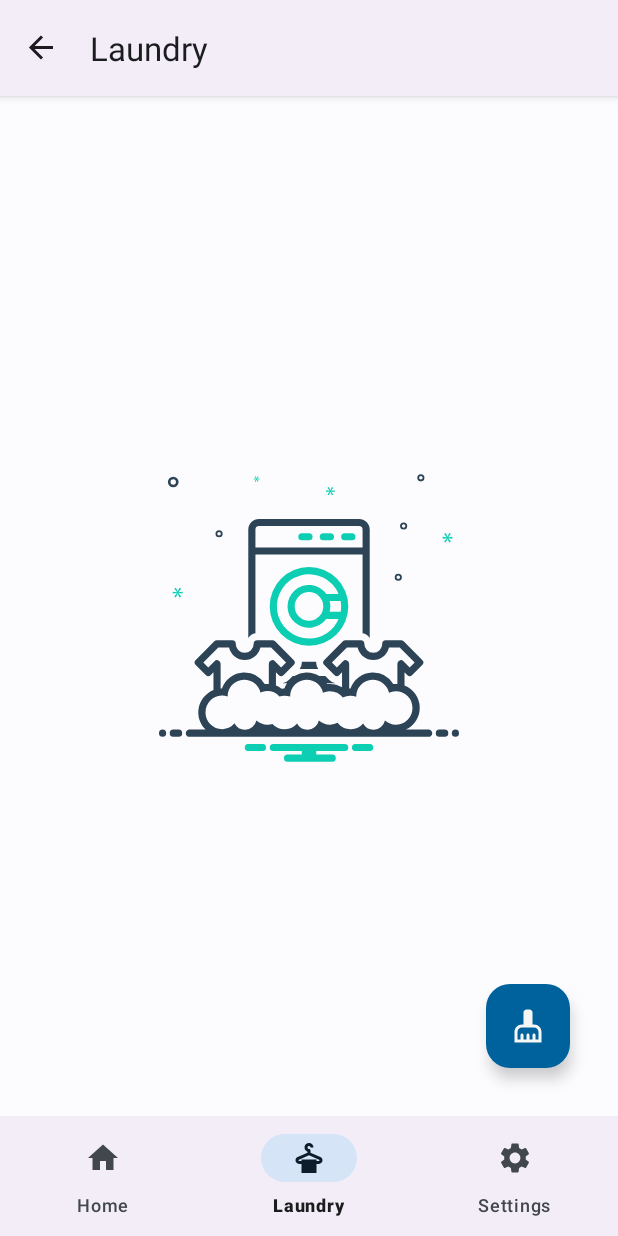
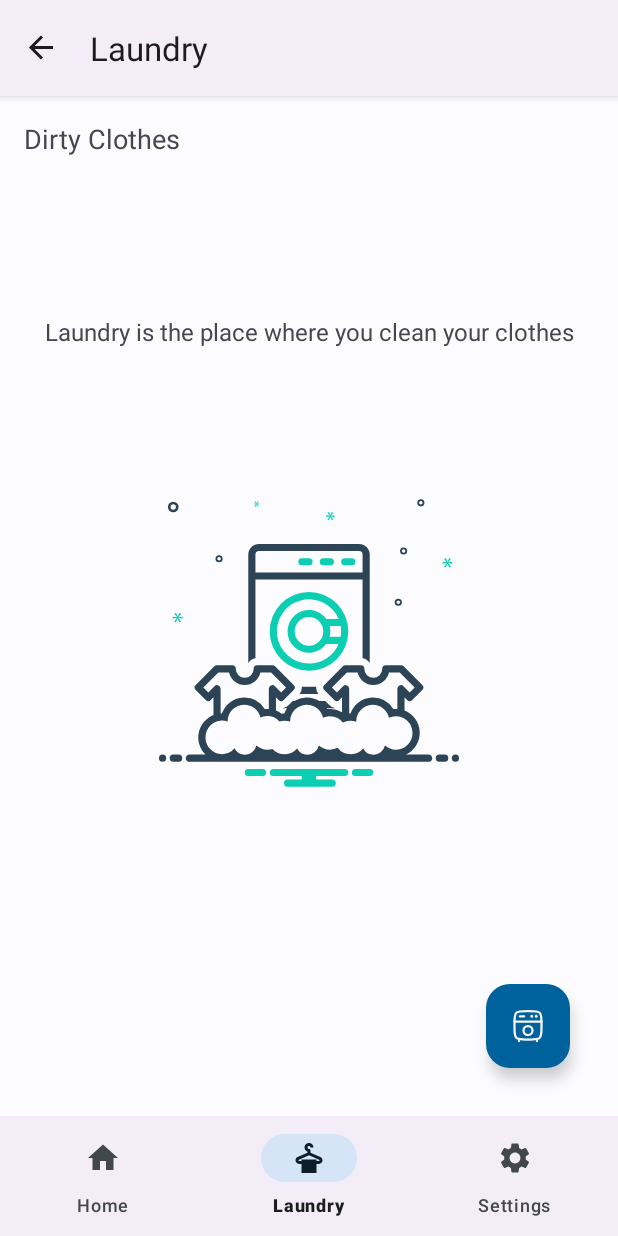
Before and after one commit to ahmednasserzaza/StyleStorm, an Android app: the LaundryFragment screen opened through its navigation route, on a phone screen of 412 x 824 dp. Run offline under Robolectric (Android 15) with nearby library versions, the phone set to English and light mode, and no system bars; our stand-ins replace navigation-ui; pictures from the network do not load.

Commit message:
update some text description

```diff
--- a/app/src/main/java/com/fighter/stylestorm/ui/laundry/LaundryFragment.kt
+++ b/app/src/main/java/com/fighter/stylestorm/ui/laundry/LaundryFragment.kt
@@ -40,6 +40,8 @@ class LaundryFragment : BaseFragment<FragmentLaundryBinding>() {
             placeholderWashing.visibility = View.GONE
             textWashing.visibility = View.GONE
             fabCleanItems.visibility = View.GONE
+            textLaundryDescription.visibility = View.GONE
+            textDirtyClothes.visibility = View.GONE
         }
 
     }
@@ -52,6 +54,8 @@ class LaundryFragment : BaseFragment<FragmentLaundryBinding>() {
             fabCleanItems.visibility = View.GONE
             textAllCleaned.visibility = View.GONE
             imageAllCleaned.visibility = View.GONE
+            textLaundryDescription.visibility = View.GONE
+            textDirtyClothes.visibility = View.GONE
         }
 
     }
--- a/app/src/main/java/com/fighter/stylestorm/ui/settings/SettingsFragment.kt
+++ b/app/src/main/java/com/fighter/stylestorm/ui/settings/SettingsFragment.kt
@@ -46,6 +46,7 @@ class SettingsFragment : BaseFragment<FragmentSettingsBinding>() {
                 AppCompatDelegate.MODE_NIGHT_NO
             }
             AppCompatDelegate.setDefaultNightMode(newTheme)
+            dataManager.setTheme(newTheme)
         }
     }
 
--- /dev/null
+++ b/app/src/main/res/drawable/ic_machiene.xml
@@ -0,0 +1,46 @@
+<vector xmlns:android="http://schemas.android.com/apk/res/android"
+    android:width="24dp"
+    android:height="24dp"
+    android:viewportWidth="24"
+    android:viewportHeight="24">
+  <path
+      android:pathData="M6,22V21"
+      android:strokeWidth="1.5"
+      android:fillColor="#00000000"
+      android:strokeColor="#1C274C"
+      android:strokeLineCap="round"/>
+  <path
+      android:pathData="M18,22V21"
+      android:strokeWidth="1.5"
+      android:fillColor="#00000000"
+      android:strokeColor="#1C274C"
+      android:strokeLineCap="round"/>
+  <path
+      android:pathData="M3,10C3,6.229 3,4.343 4.172,3.172C5.343,2 7.229,2 11,2H13C16.771,2 18.657,2 19.828,3.172C21,4.343 21,6.229 21,10V13C21,16.771 21,18.657 19.828,19.828C18.657,21 16.771,21 13,21H11C7.229,21 5.343,21 4.172,19.828C3,18.657 3,16.771 3,13V10Z"
+      android:strokeWidth="1.5"
+      android:fillColor="#00000000"
+      android:strokeColor="#1C274C"/>
+  <path
+      android:pathData="M3,9H21"
+      android:strokeWidth="1.5"
+      android:fillColor="#00000000"
+      android:strokeColor="#1C274C"
+      android:strokeLineCap="round"/>
+  <path
+      android:pathData="M15,15C15,16.657 13.657,18 12,18C10.343,18 9,16.657 9,15C9,13.343 10.343,12 12,12C13.657,12 15,13.343 15,15Z"
+      android:strokeWidth="1.5"
+      android:fillColor="#00000000"
+      android:strokeColor="#1C274C"/>
+  <path
+      android:pathData="M6.5,5.5H9.5"
+      android:strokeWidth="1.5"
+      android:fillColor="#00000000"
+      android:strokeColor="#1C274C"
+      android:strokeLineCap="round"/>
+  <path
+      android:pathData="M15.5,5.5C15.5,6.052 15.052,6.5 14.5,6.5C13.948,6.5 13.5,6.052 13.5,5.5C13.5,4.948 13.948,4.5 14.5,4.5C15.052,4.5 15.5,4.948 15.5,5.5Z"
+      android:fillColor="#1C274C"/>
+  <path
+      android:pathData="M18.5,5.5C18.5,6.052 18.052,6.5 17.5,6.5C16.948,6.5 16.5,6.052 16.5,5.5C16.5,4.948 16.948,4.5 17.5,4.5C18.052,4.5 18.5,4.948 18.5,5.5Z"
+      android:fillColor="#1C274C"/>
+</vector>
--- a/app/src/main/res/layout/fragment_home.xml
+++ b/app/src/main/res/layout/fragment_home.xml
@@ -69,7 +69,9 @@
         android:id="@+id/weather_container"
         android:layout_width="0dp"
         android:layout_height="120dp"
-        android:layout_margin="@dimen/margin_medium"
+        android:layout_marginVertical="@dimen/margin_medium"
+        android:layout_marginStart="@dimen/margin_medium"
+        android:layout_marginEnd="@dimen/margin_tiny"
         app:cardElevation="@dimen/elevation_small"
         app:layout_constraintEnd_toStartOf="@+id/guideline"
         app:layout_constraintStart_toStartOf="parent"
@@ -134,7 +136,9 @@
         android:id="@+id/status_container"
         android:layout_width="0dp"
         android:layout_height="120dp"
-        android:layout_margin="@dimen/margin_medium"
+        android:layout_marginVertical="@dimen/margin_medium"
+        android:layout_marginStart="@dimen/margin_tiny"
+        android:layout_marginEnd="@dimen/margin_medium"
         app:cardElevation="@dimen/elevation_small"
         app:layout_constraintEnd_toEndOf="parent"
         app:layout_constraintStart_toEndOf="@+id/guideline"
@@ -177,10 +181,11 @@
         android:layout_width="wrap_content"
         android:layout_height="wrap_content"
         android:layout_marginHorizontal="@dimen/margin_medium"
-        android:layout_marginTop="@dimen/margin_giant"
+        android:layout_marginVertical="@dimen/margin_giant"
         android:paddingHorizontal="@dimen/padding_medium"
         android:text="@string/text_suggestion"
         android:textSize="@dimen/text_medium"
+        app:layout_constraintBottom_toTopOf="@+id/image_suggested_item"
         app:layout_constraintEnd_toEndOf="parent"
         app:layout_constraintStart_toStartOf="parent"
         app:layout_constraintTop_toBottomOf="@+id/weather_container" />
@@ -190,7 +195,7 @@
         android:layout_width="match_parent"
         android:layout_height="300dp"
         android:layout_marginHorizontal="@dimen/margin_medium"
-        android:layout_marginTop="@dimen/margin_medium"
+        android:layout_marginTop="@dimen/margin_large"
         app:layout_constraintEnd_toEndOf="parent"
         app:layout_constraintStart_toStartOf="parent"
         app:layout_constraintTop_toBottomOf="@+id/text_suggestion_title"
--- a/app/src/main/res/layout/fragment_laundry.xml
+++ b/app/src/main/res/layout/fragment_laundry.xml
@@ -6,20 +6,40 @@
     android:layout_height="match_parent"
     xmlns:app="http://schemas.android.com/apk/res-auto">
 
+    <TextView
+        android:id="@+id/text_dirty_clothes"
+        android:layout_width="wrap_content"
+        android:layout_height="wrap_content"
+        android:text="@string/dirty_clothes"
+        android:textSize="@dimen/text_large"
+        app:layout_constraintStart_toStartOf="parent"
+        app:layout_constraintTop_toTopOf="parent"
+        android:layout_margin="@dimen/margin_medium"
+        />
     <androidx.recyclerview.widget.RecyclerView
         android:id="@+id/recycler_laundry"
         android:layout_width="match_parent"
         android:layout_height="wrap_content"
         android:orientation="horizontal"
-        android:layout_marginTop="@dimen/margin_medium"
+        android:layout_marginTop="@dimen/margin_small"
         app:layoutManager="androidx.recyclerview.widget.LinearLayoutManager"
         tools:listitem="@layout/item_laundry"
         android:clipToPadding="false"
         android:paddingHorizontal="@dimen/padding_12"
-        app:layout_constraintTop_toTopOf="parent"
+        app:layout_constraintTop_toBottomOf="@+id/text_dirty_clothes"
         app:layout_constraintStart_toStartOf="parent"
         app:layout_constraintEnd_toEndOf="parent"
         />
+    <TextView
+        android:id="@+id/text_laundry_description"
+        android:layout_width="wrap_content"
+        android:layout_height="wrap_content"
+        android:text="@string/laundry_description"
+        android:textSize="@dimen/text_medium"
+        app:layout_constraintBottom_toTopOf="@+id/image_wash_placeHolder"
+        app:layout_constraintEnd_toEndOf="parent"
+        app:layout_constraintStart_toStartOf="parent"
+        app:layout_constraintTop_toBottomOf="@+id/recycler_laundry" />
     <com.google.android.material.imageview.ShapeableImageView
         android:id="@+id/image_all_cleaned"
         android:layout_width="120dp"
@@ -85,7 +105,7 @@
         android:id="@+id/fab_clean_items"
         android:layout_width="wrap_content"
         android:layout_height="wrap_content"
-        android:src="@drawable/ic_clear"
+        android:src="@drawable/ic_machiene"
         app:layout_constraintEnd_toEndOf="parent"
         app:layout_constraintBottom_toBottomOf="parent"
         android:layout_margin="@dimen/margin_giant"
--- a/app/src/main/res/values/strings.xml
+++ b/app/src/main/res/values/strings.xml
@@ -23,4 +23,6 @@
     <string name="cairo">Cairo</string>
     <string name="emptyValidation">Location can\'t be empty</string>
     <string name="updatedLocation">Location Updated Successfully</string>
+    <string name="laundry_description">Laundry is the place where you clean your clothes</string>
+    <string name="dirty_clothes">Dirty Clothes</string>
 </resources>
```
